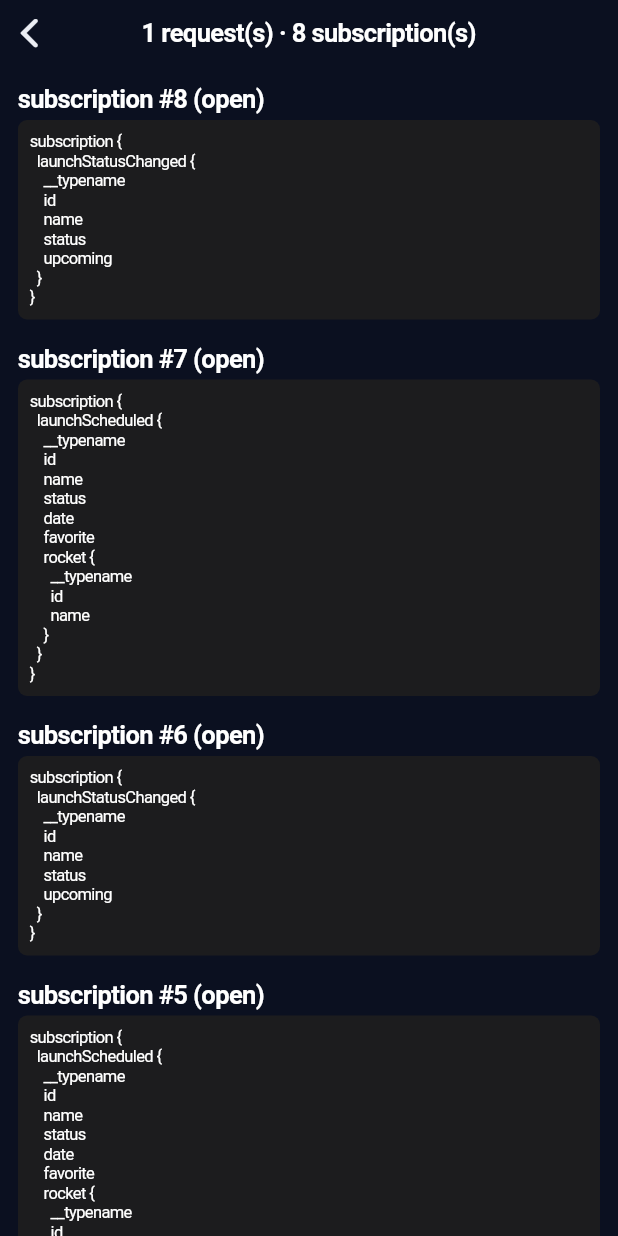
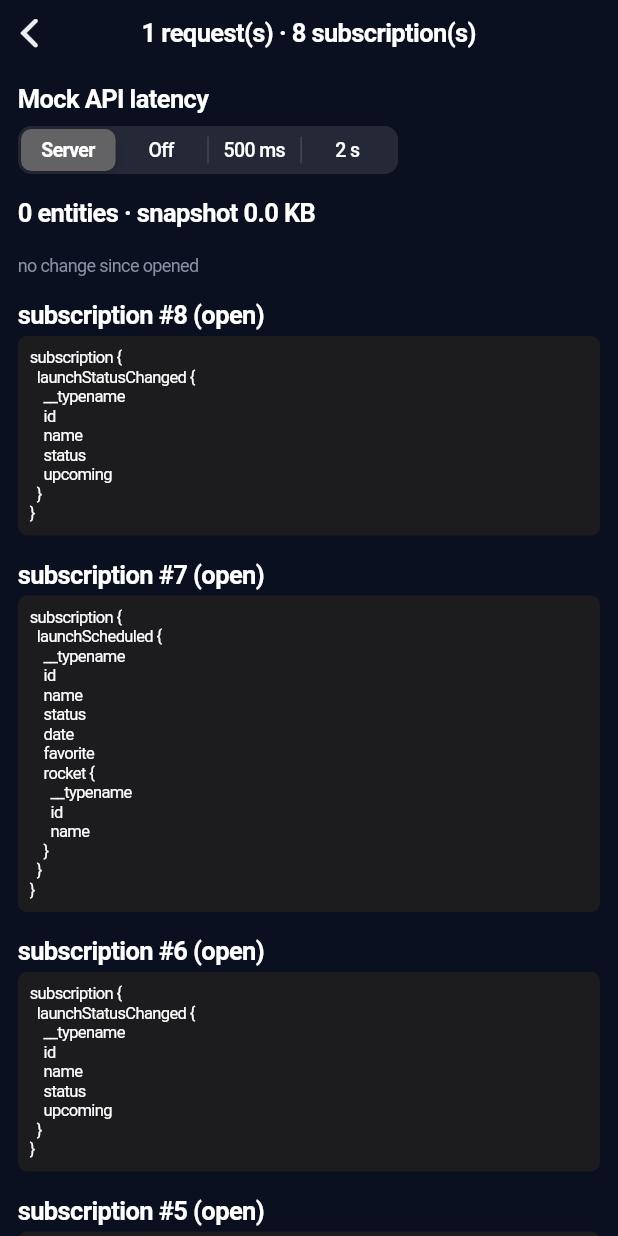
Before and after one commit to tpucci/sling_gql, a Flutter app: the NetworkLogScreen screen opened directly, on a phone screen of 412 x 824 dp. Run offline on Flutter 3.47's test engine with Material 3 defaults, Android fonts, the phone set to English and light mode, and no system bars; network calls fail; Roboto replaces fonts that are missing (Menlo).

Commit message:
feat(example): latency picker, resolve prefetch, explicit Normalization, live cache stats (#40, #38)
- The network log screen gets dev tools: a mock latency picker
  (Server / Off / 500 ms / 2 s) that `MockLatencyController.transport`
  sends as `x-mock-latency-ms` through `SlingClient(transport:)`, and
  `CacheStats`, entities per type and `cache.snapshot` size rebuilt on
  `cache.onChange`.
- `LaunchScreen.open` (rows in the Launches, Me and Search tabs) starts
  the detail query with `client.resolve` before pushing the route; the
  screen's QueryBuilder joins the in-flight request, so request counts
  are unchanged.
- main.dart spells out the default cache normalization
  (`Normalization(keyField: 'id')`).

app_test.dart asserts the detail request leaves on tap, before the
route is built, and covers the latency header and live cache stats.

```diff
--- a/example/lib/main.dart
+++ b/example/lib/main.dart
@@ -1,9 +1,11 @@
 import 'package:flutter/cupertino.dart';
+import 'package:http/http.dart' as http;
 import 'package:sling_gql/sling_gql.dart';
 
 import 'app.dart';
 import 'generated/schema.dart';
 import 'list_rules.dart';
+import 'mock_latency.dart';
 import 'network_log.dart';
 
 /// The mock API in `../mock-api` (`npm start`). The iOS simulator shares the
@@ -12,9 +14,21 @@ const endpoint = 'http://localhost:4000/graphql';
 
 void main() {
   final log = NetworkLog();
+  final latency = MockLatencyController();
+  final httpClient = http.Client();
   final client = SlingClient<Query>(
     endpoint: Uri.parse(endpoint),
     schema: slingSchema, // roots + key field, from the generator
+    // What the client builds by default from `slingSchema` (generated with
+    // `--key-field id`), spelled out: an object with `__typename` and `id`
+    // is stored once as `Launch:<id>` and referenced from every list and
+    // field it appears in; objects without an id (`PageInfo`, `Stats`) stay
+    // inline in their parent.
+    cache: Cache(normalization: const Normalization(keyField: 'id')),
+    // Requests (not subscriptions) carry the latency picked in the network
+    // log screen; subscriptions share the same `http.Client`.
+    httpClient: httpClient,
+    transport: latency.transport(httpClient),
     onOperation: log.add,
     listRules: listRules,
     // A dropped subscription (server restarted) reopens itself.
@@ -24,7 +38,10 @@ void main() {
   runApp(
     SlingScope<Query>(
       client: client,
-      child: NetworkLogScope(log: log, child: const SlingApp()),
+      child: MockLatencyScope(
+        latency: latency,
+        child: NetworkLogScope(log: log, child: const SlingApp()),
+      ),
     ),
   );
 }
--- /dev/null
+++ b/example/lib/mock_latency.dart
@@ -0,0 +1,72 @@
+import 'package:flutter/cupertino.dart';
+import 'package:http/http.dart' as http;
+import 'package:sling_gql/sling_gql.dart';
+
+/// Latency the mock API adds to each request, picked in the app so skeletons
+/// can be made visible on demand (the network log screen has the picker).
+enum MockLatency {
+  /// No header: the server's `LATENCY_MS` (400 ms unless overridden) applies.
+  serverDefault(null, 'Server'),
+  off(0, 'Off'),
+  halfSecond(500, '500 ms'),
+  twoSeconds(2000, '2 s');
+
+  const MockLatency(this.milliseconds, this.label);
+
+  /// Value of the `x-mock-latency-ms` header, `null` to send none.
+  final int? milliseconds;
+  final String label;
+}
+
+/// The selected [MockLatency], applied to every request through [transport].
+///
+/// A per-request header rather than a setting on the server, so two clients
+/// (two simulators, parallel tests) never see each other's latency.
+class MockLatencyController extends ValueNotifier<MockLatency> {
+  MockLatencyController() : super(MockLatency.serverDefault);
+
+  static const header = 'x-mock-latency-ms';
+
+  /// A [Transport] sending over [httpClient] with the latency header of the
+  /// current [value]. Subscriptions do not go through it (they are one
+  /// long-lived connection, not a round trip).
+  Transport transport(http.Client httpClient) => (request) async {
+    final ms = value.milliseconds;
+    if (ms != null) request.headers[header] = '$ms';
+    return http.Response.fromStream(await httpClient.send(request));
+  };
+}
+
+class MockLatencyScope extends InheritedNotifier<MockLatencyController> {
+  const MockLatencyScope({
+    super.key,
+    required MockLatencyController latency,
+    required super.child,
+  }) : super(notifier: latency);
+
+  /// `null` when the app was built without one (e.g. in tests that do not
+  /// need the picker).
+  static MockLatencyController? maybeOf(BuildContext context) =>
+      context.dependOnInheritedWidgetOfExactType<MockLatencyScope>()?.notifier;
+}
+
+/// Segmented control over [MockLatency]; the next request uses the new value.
+class MockLatencyPicker extends StatelessWidget {
+  const MockLatencyPicker({super.key, required this.latency});
+  final MockLatencyController latency;
+
+  @override
+  Widget build(BuildContext context) {
+    return CupertinoSlidingSegmentedControl<MockLatency>(
+      key: const ValueKey('mock-latency'),
+      groupValue: latency.value,
+      onValueChanged: (v) {
+        if (v != null) latency.value = v;
+      },
+      children: {
+        for (final l in MockLatency.values)
+          l: Text(l.label, style: const TextStyle(fontSize: 13)),
+      },
+    );
+  }
+}
--- a/example/lib/network_log.dart
+++ b/example/lib/network_log.dart
@@ -1,6 +1,9 @@
 import 'package:flutter/cupertino.dart';
 import 'package:flutter/foundation.dart' show kDebugMode;
 import 'package:sling_gql/sling_gql.dart';
+
+import 'mock_latency.dart';
+import 'widgets/cache_stats.dart';
 
 /// Keeps every GraphQL document the client sent, newest first. The whole point
 /// of the PoC is to *see* what queries the widgets produce.
@@ -41,7 +44,8 @@ class NetworkLogScope extends InheritedNotifier<NetworkLog> {
       context.dependOnInheritedWidgetOfExactType<NetworkLogScope>()!.notifier!;
 }
 
-/// Nav-bar button showing the request count; taps open the log.
+/// Nav-bar button showing the request count; taps open the log (with the
+/// latency picker and cache stats on top).
 class NetworkLogButton extends StatelessWidget {
   const NetworkLogButton({super.key});
 
@@ -81,9 +85,12 @@ class NetworkLogScreen extends StatelessWidget {
       child: SafeArea(
         child: ListView.separated(
           padding: const EdgeInsets.all(12),
-          itemCount: log.entries.length + log.subscriptions.length,
+          // Dev tools on top, then the log.
+          itemCount: 1 + log.entries.length + log.subscriptions.length,
           separatorBuilder: (_, _) => const SizedBox(height: 16),
-          itemBuilder: (context, i) {
+          itemBuilder: (context, index) {
+            if (index == 0) return const _DevTools();
+            final i = index - 1;
             // Subscriptions first (they are open), then requests newest first.
             final isSubscription = i < log.subscriptions.length;
             final op = isSubscription
@@ -114,6 +121,31 @@ class NetworkLogScreen extends StatelessWidget {
   }
 }
 
+/// Mock latency (to watch skeletons) and a live view of the cache.
+class _DevTools extends StatelessWidget {
+  const _DevTools();
+
+  @override
+  Widget build(BuildContext context) {
+    final latency = MockLatencyScope.maybeOf(context);
+    return Column(
+      crossAxisAlignment: CrossAxisAlignment.start,
+      children: [
+        if (latency != null) ...[
+          const Text(
+            'Mock API latency',
+            style: TextStyle(fontWeight: FontWeight.bold),
+          ),
+          const SizedBox(height: 8),
+          MockLatencyPicker(latency: latency),
+          const SizedBox(height: 16),
+        ],
+        const CacheStats(),
+      ],
+    );
+  }
+}
+
 class _Code extends StatelessWidget {
   const _Code(this.text);
   final String text;
--- a/example/lib/screens/search_screen.dart
+++ b/example/lib/screens/search_screen.dart
@@ -181,11 +181,7 @@ class _HitTile extends StatelessWidget {
       trailing: launchId == null ? null : const CupertinoListTileChevron(),
       onTap: launchId == null
           ? null
-          : () => Navigator.of(context).push(
-              CupertinoPageRoute<void>(
-                builder: (_) => LaunchScreen(id: launchId),
-              ),
-            ),
+          : () => LaunchScreen.open(context, launchId),
     );
   }
 }
--- /dev/null
+++ b/example/lib/widgets/cache_stats.dart
@@ -0,0 +1,91 @@
+import 'dart:async';
+import 'dart:convert';
+
+import 'package:flutter/cupertino.dart';
+import 'package:sling_gql/sling_gql.dart';
+
+import '../theme.dart';
+
+/// A live summary of `client.cache`: entities per type and the size of
+/// [Cache.snapshot] (what a persistence layer would store).
+///
+/// It listens to [Cache.onChange] — every response, optimistic write,
+/// subscription event or list-rule edit fires it with the dependency keys it
+/// touched — so the numbers move while the screens behind it fetch.
+class CacheStats extends StatefulWidget {
+  const CacheStats({super.key});
+
+  @override
+  State<CacheStats> createState() => _CacheStatsState();
+}
+
+class _CacheStatsState extends State<CacheStats> {
+  Cache? _cache;
+  StreamSubscription<Set<String>>? _changes;
+  int _changeCount = 0;
+  int _lastTouched = 0;
+
+  @override
+  void didChangeDependencies() {
+    super.didChangeDependencies();
+    final cache = SlingScope.clientOf(context).cache;
+    if (identical(cache, _cache)) return;
+    _cache = cache;
+    _changes?.cancel();
+    _changes = cache.onChange.listen((touched) {
+      if (!mounted) return;
+      setState(() {
+        _changeCount++;
+        _lastTouched = touched.length;
+      });
+    });
+  }
+
+  @override
+  void dispose() {
+    _changes?.cancel();
+    super.dispose();
+  }
+
+  @override
+  Widget build(BuildContext context) {
+    final cache = _cache!;
+    // `Launch:launch-181` → `Launch`; the `ROOT_*` operation roots are not
+    // entities of a type.
+    final perType = <String, int>{};
+    for (final key in cache.entityKeys) {
+      final colon = key.indexOf(':');
+      if (colon < 0) continue;
+      final type = key.substring(0, colon);
+      perType[type] = (perType[type] ?? 0) + 1;
+    }
+    final entityCount = perType.values.fold(0, (a, b) => a + b);
+    final types = perType.entries.toList()
+      ..sort((a, b) => b.value.compareTo(a.value));
+    final snapshotKb = utf8.encode(jsonEncode(cache.snapshot)).length / 1024;
+
+    return Column(
+      crossAxisAlignment: CrossAxisAlignment.start,
+      children: [
+        Text(
+          '$entityCount entities · '
+          'snapshot ${snapshotKb.toStringAsFixed(1)} KB',
+          key: const ValueKey('cache-stats'),
+          style: const TextStyle(fontWeight: FontWeight.bold),
+        ),
+        const SizedBox(height: 4),
+        Text(
+          types.map((e) => '${e.key} ${e.value}').join(' · '),
+          style: const TextStyle(fontSize: 12, color: kColorTextSecondary),
+        ),
+        Text(
+          _changeCount == 0
+              ? 'no change since opened'
+              : '$_changeCount change(s) since opened · '
+                    'last touched $_lastTouched key(s)',
+          style: const TextStyle(fontSize: 12, color: kColorTextSecondary),
+        ),
+      ],
+    );
+  }
+}
```
Also changed, not shown: example/lib/screens/launch_screen.dart (+23 -0 lines), example/lib/widgets/launch_row.dart (+2 -7 lines), 4 other files.
